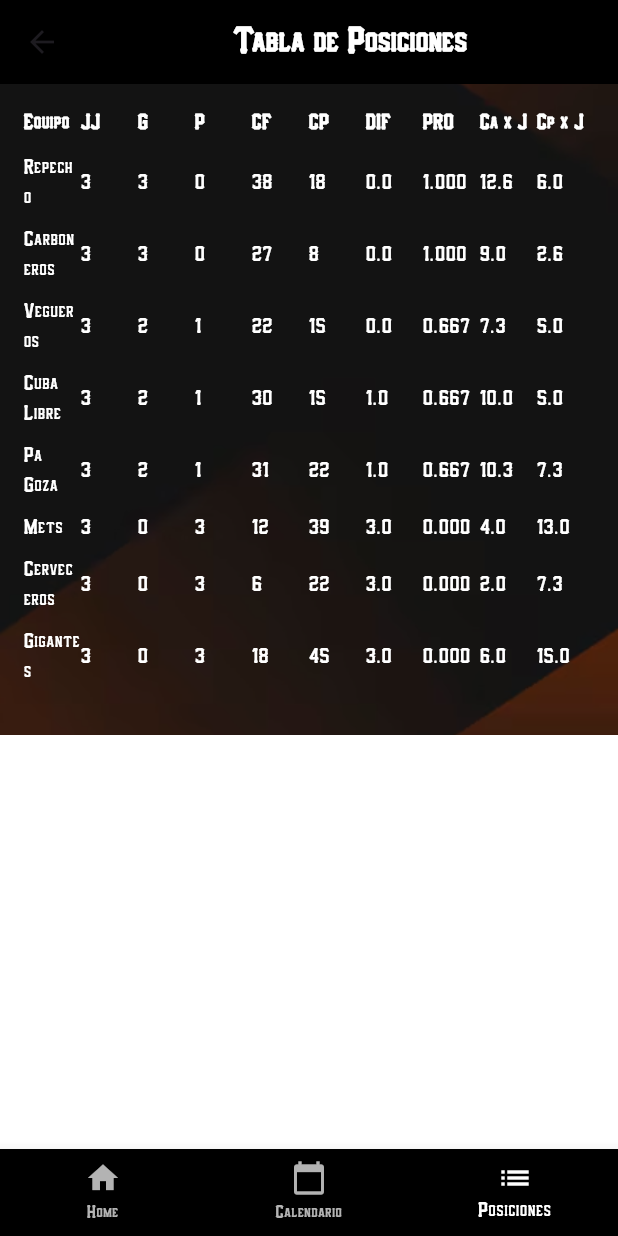
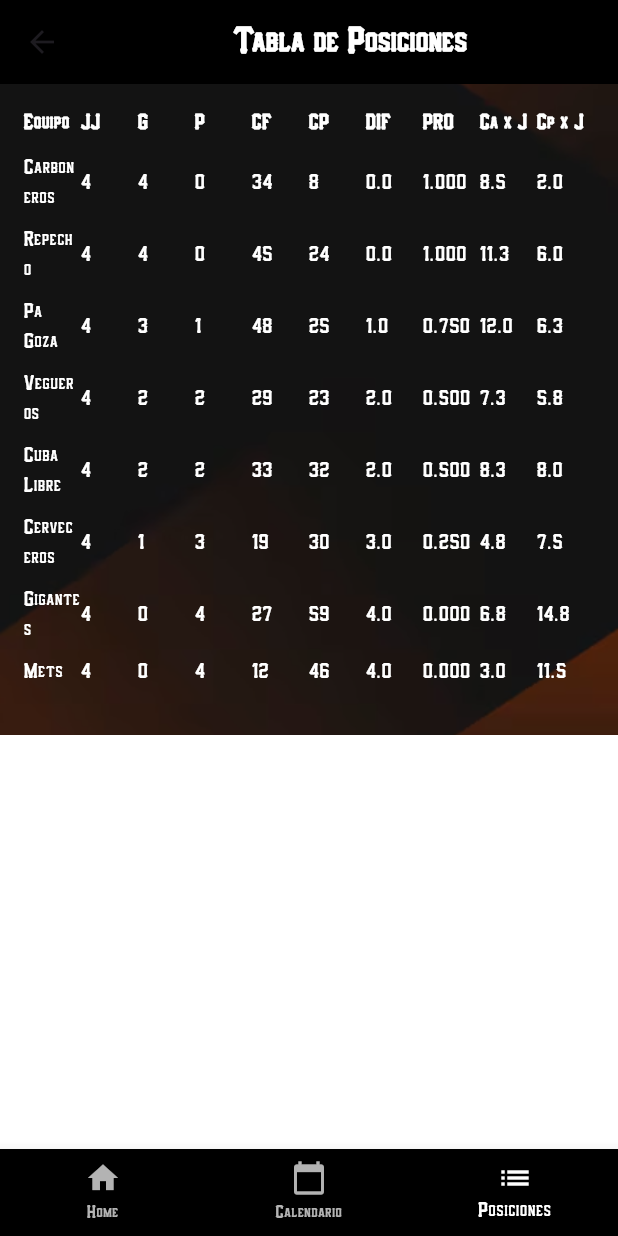
Before and after one commit to ManuDev17/Gigantes-Softbol, a Flutter app: the StandingsPage screen opened by its route, on a phone screen of 412 x 824 dp. Run offline on Flutter 3.47's test engine with Material 3 defaults, Android fonts, the phone set to English and light mode, and no system bars; our stand-ins replace cloud_firestore, firebase_core; accounts and stored records are empty.

Commit message:
Actualizacion tabla de posiciones

```diff
--- a/lib/standings_page.dart
+++ b/lib/standings_page.dart
@@ -38,27 +38,28 @@ class StandingsPage extends StatelessWidget {
                   SizedBox(height: 10),
                   // Filas de equipos
                   _buildTeamRow(
-                      'Repecho', 3, 3, 0, 38, 18, 20, 0.0, 1.000, 12.6, 6),
+                      'Carboneros', 4, 4, 0, 34, 8, 26, 0.0, 1.000, 8.5, 2),
                   SizedBox(height: 8),
                   _buildTeamRow(
-                      'Carboneros', 3, 3, 0, 27, 8, 19, 0.0, 1.000, 9, 2.6),
+                      'Repecho', 4, 4, 0, 45, 24, 21, 0.0, 1.000, 11.25, 6),
                   SizedBox(height: 8),
                   _buildTeamRow(
-                      'Vegueros', 3, 2, 1, 22, 15, 7, 0.0, 0.667, 7.3, 5),
+                      'Pa Goza', 4, 3, 1, 48, 25, 23, 1.0, 0.750, 12, 6.25),
                   SizedBox(height: 8),
                   _buildTeamRow(
-                      'Cuba Libre', 3, 2, 1, 30, 15, 15, 1.0, 0.667, 10, 5),
+                      'Vegueros', 4, 2, 2, 29, 23, 6, 2.0, 0.500, 7.25, 5.75),
                   SizedBox(height: 8),
                   _buildTeamRow(
-                      'Pa Goza', 3, 2, 1, 31, 22, 9, 1.0, 0.667, 10.3, 7.3),
+                      'Cuba Libre', 4, 2, 2, 33, 32, 1, 2.0, 0.500, 8.25, 8),
                   SizedBox(height: 8),
-                  _buildTeamRow('Mets', 3, 0, 3, 12, 39, -27, 3.0, 0.0, 4, 13),
+                  _buildTeamRow('Cerveceros', 4, 1, 3, 19, 30, -11, 3.0, 0.250,
+                      4.75, 7.5),
                   SizedBox(height: 8),
                   _buildTeamRow(
-                      'Cerveceros', 3, 0, 3, 6, 22, -16, 3.0, 0.0, 2, 7.3),
+                      'Gigantes', 4, 0, 4, 27, 59, -32, 4.0, 0.0, 6.75, 14.75),
                   SizedBox(height: 8),
                   _buildTeamRow(
-                      'Gigantes', 3, 0, 3, 18, 45, -27, 3.0, 0.0, 6, 15),
+                      'Mets', 4, 0, 4, 12, 46, -34, 4.0, 0.0, 3, 11.5),
                   SizedBox(
                       height:
                           16), // Añadir espacio extra después del último equipo
```
Also changed, not shown: 1 other file.
